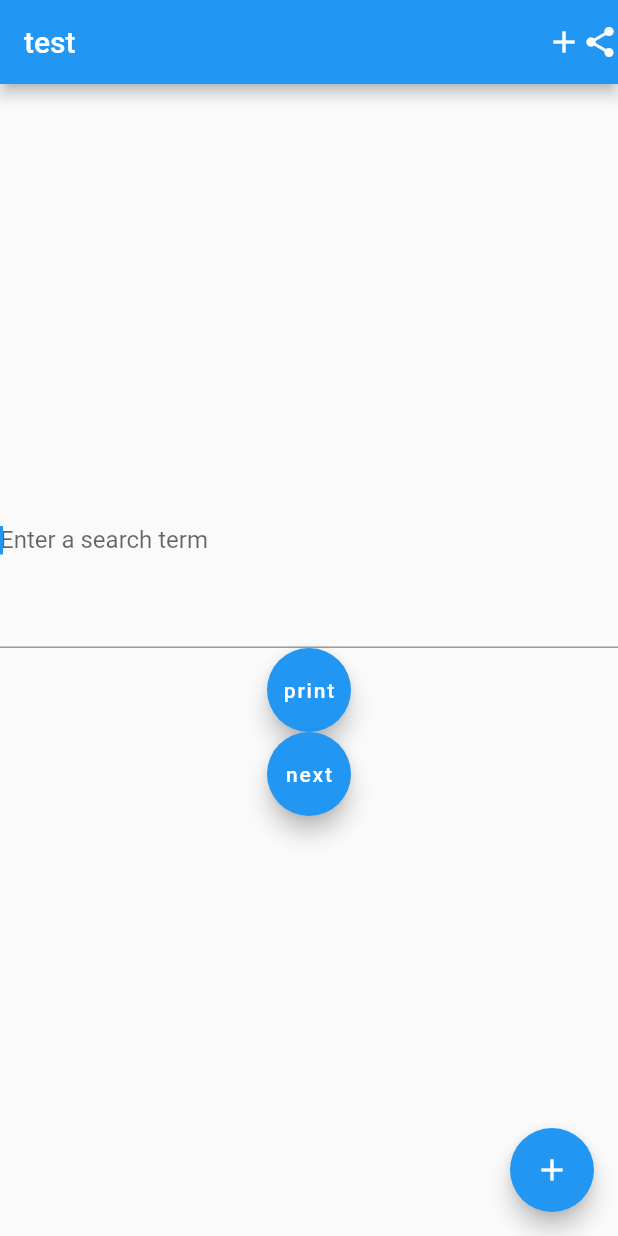
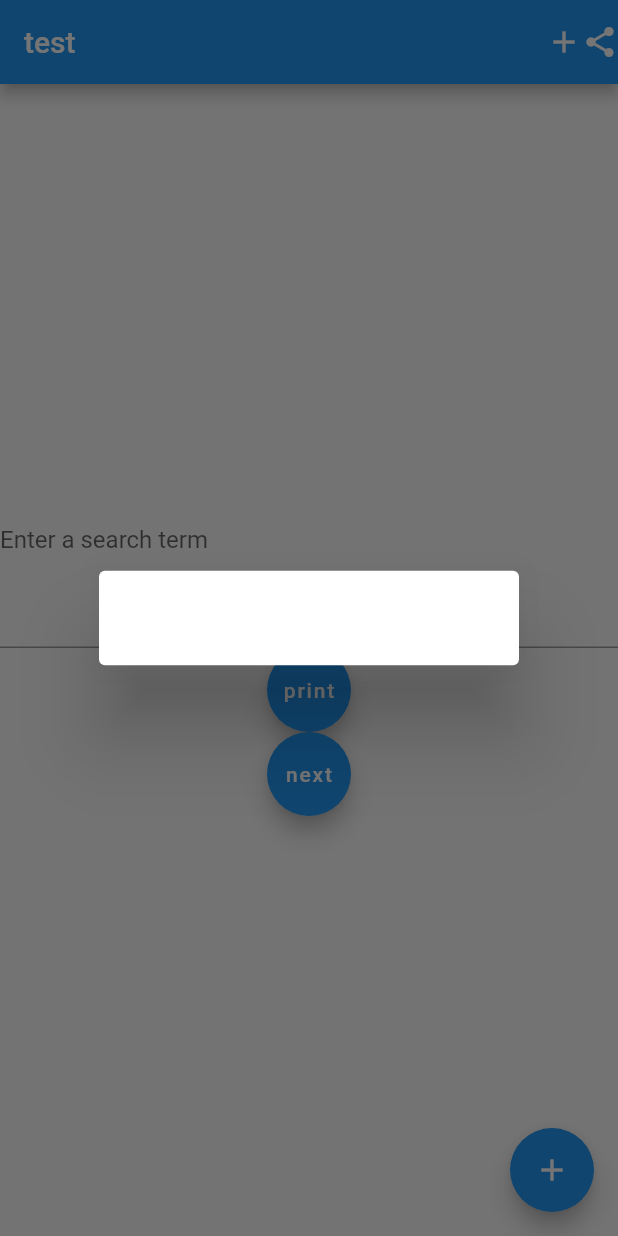
Before and after one commit to onishi-kohei/test-flutter, a Flutter app: the screen it shows after launch, after a tap on "print", on a phone screen of 412 x 824 dp. Run offline on Flutter 3.47's test engine with Material 2 defaults, Android fonts, the phone set to English and light mode, and no system bars.

```diff
--- a/lib/main.dart
+++ b/lib/main.dart
@@ -73,7 +73,14 @@ class _MyHomePageState extends State<MyHomePage> {
               child: Text('print'),
               onPressed: () {
                 // focus to TextField
-                print(myController.text);
+                showDialog(
+                  context: context,
+                  builder: (context) {
+                    return AlertDialog(
+                      content: Text(myController.text),
+                    );
+                  }
+                );
               }
             ),
             FloatingActionButton(
```
